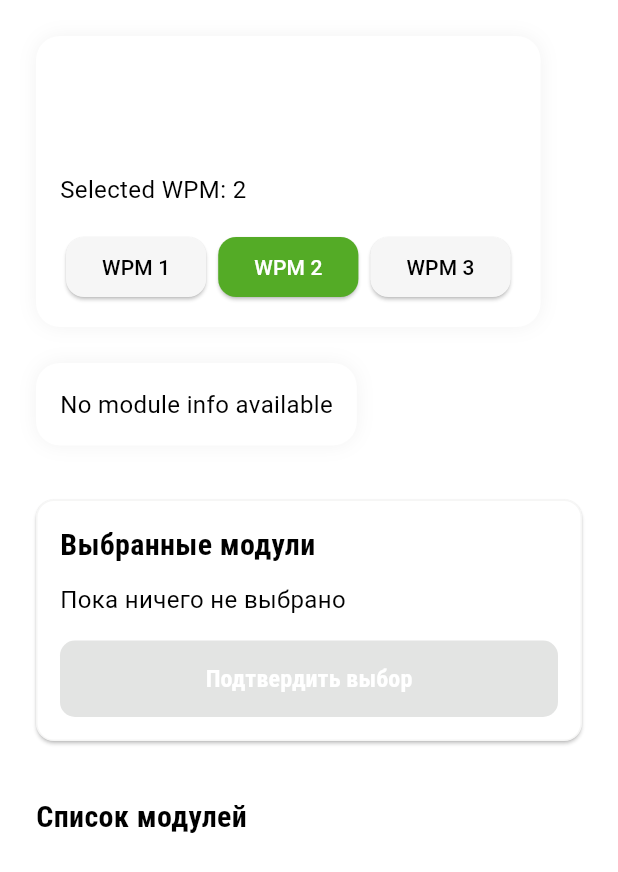
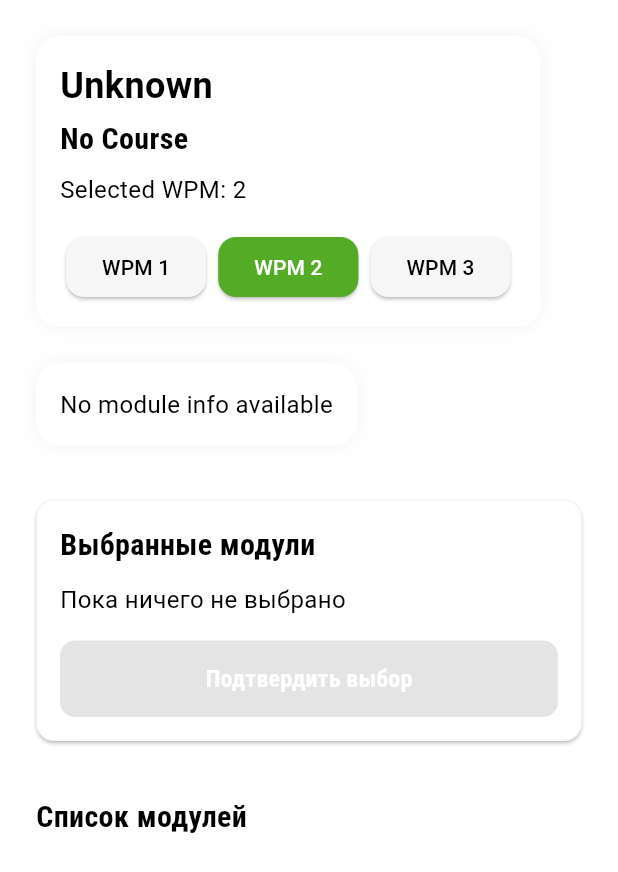
Before and after one commit to mwalexandra/choose_module_app, a Flutter app: the ModuleSelectionPage screen opened directly with empty values, after a tap on an icon or button, on a phone screen of 412 x 824 dp. Shown: the top 872 px of the screen. Run offline on Flutter 3.47's test engine with Material 3 defaults, Android fonts, the phone set to English and light mode, and no system bars; our stand-ins replace firebase_core, firebase_database; accounts and stored records are empty; Roboto replaces fonts that are missing (Roboto Condensed).

Commit message:
all screens changed according new firebase utils

```diff
--- a/lib/pages/module_selection/module_selection_page.dart
+++ b/lib/pages/module_selection/module_selection_page.dart
@@ -15,10 +15,7 @@ import 'widgets/module_list_section.dart';
 class ModuleSelectionPage extends StatefulWidget {
   final Student student;
 
-  const ModuleSelectionPage({
-    super.key,
-    required this.student,
-  });
+  const ModuleSelectionPage({super.key, required this.student});
 
   @override
   State<ModuleSelectionPage> createState() => _ModuleSelectionPageState();
@@ -28,13 +25,13 @@ class _ModuleSelectionPageState extends State<ModuleSelectionPage> {
   final ModulesService _modulesService = ModulesService();
   final StudentsService _studentsService = StudentsService();
 
-  int selectedWpm = 1; // ui показывает 1..3, мы преобразуем в "wpm1"
+  int selectedWpm = 1; // ui показывает 1..3
   bool loading = true;
   bool hasChanges = false;
 
-  List<Module> availableModules = [];      // модули текущего семестра
-  List<String> selectedModuleIds = [];     // id выбранных модулей
-  List<Module> selectedModulesData = [];   // объекты выбранных модулей
+  List<Module> availableModules = [];
+  List<String> selectedModuleIds = [];
+  List<Module> selectedModulesData = [];
 
   @override
   void initState() {
@@ -49,17 +46,24 @@ class _ModuleSelectionPageState extends State<ModuleSelectionPage> {
     try {
       final kurs = widget.student.kurs;
 
-      // Получаем конкретный Semester через сервис (существующий метод)
-      final Semester? semester = await _modulesService.getSemester(kurs, _wpmKey);
+      // Получаем Semester из курса по ключу
+      final courseModules = await _modulesService.getCourse(kurs);
+      if (courseModules == null) {
+        debugPrint('❌ Не удалось загрузить курс "$kurs"');
+        setState(() {
+          availableModules = [];
+          selectedModuleIds = [];
+          selectedModulesData = [];
+          hasChanges = false;
+        });
+        return;
+      }
 
+      final Semester? semester = courseModules.semesters[_wpmKey];
       final List<Module> modules = semester?.modules ?? [];
 
-      // Загружаем уже выбранные id (в student.selectedModules хранится Map<String, List<String>>)
-      final List<String> alreadySelected = (widget.student.selectedModules[_wpmKey] as List<dynamic>?)
-              ?.map((e) => e.toString())
-              .where((s) => s.isNotEmpty)
-              .toList() ??
-          [];
+      final List<String> alreadySelected =
+          widget.student.selectedModules[_wpmKey] ?? [];
 
       setState(() {
         availableModules = modules;
@@ -83,9 +87,7 @@ class _ModuleSelectionPageState extends State<ModuleSelectionPage> {
 
   void _onSelectWpm(int wpm) {
     if (wpm == selectedWpm) return;
-    setState(() {
-      selectedWpm = wpm;
-    });
+    setState(() => selectedWpm = wpm);
     _loadModulesForCurrentWpm();
   }
 
@@ -104,10 +106,8 @@ class _ModuleSelectionPageState extends State<ModuleSelectionPage> {
 
   Future<void> _onConfirmSelection() async {
     final wpmKey = _wpmKey;
-    // Обновляем локальный объект студента
     widget.student.selectedModules[wpmKey] = selectedModuleIds;
 
-    // Сохраняем в базу через сервис
     try {
       await _studentsService.updateStudent(widget.student);
       setState(() => hasChanges = false);
@@ -126,7 +126,8 @@ class _ModuleSelectionPageState extends State<ModuleSelectionPage> {
   Widget build(BuildContext context) {
     final isDark = Theme.of(context).brightness == Brightness.dark;
     final screenWidth = MediaQuery.of(context).size.width;
-    final backgroundColor = isDark ? AppColors.darkBackgroundMain : AppColors.backgroundMain;
+    final backgroundColor =
+        isDark ? AppColors.darkBackgroundMain : AppColors.backgroundMain;
 
     return Scaffold(
       backgroundColor: backgroundColor,
@@ -139,30 +140,23 @@ class _ModuleSelectionPageState extends State<ModuleSelectionPage> {
                 child: Column(
                   crossAxisAlignment: CrossAxisAlignment.start,
                   children: [
-                    // Header принимает весь объект Student
                     StudentHeader(
                       student: widget.student,
                       selectedWpm: selectedWpm,
                       onSelectWpm: _onSelectWpm,
                     ),
                     const SizedBox(height: 24),
-
-                    // Информация о семестре (даты + список модулей кратко)
                     ModuleInfoSection(
                       kurs: widget.student.kurs,
                       selectedWpm: _wpmKey,
                     ),
                     const SizedBox(height: 24),
-
-                    // Выбранные модули (объекты Module)
                     SelectedModulesSection(
                       selectedModules: selectedModulesData,
                       hasChanges: hasChanges,
                       onConfirmSelection: _onConfirmSelection,
                     ),
                     const SizedBox(height: 24),
-
-                    // Список модулей с чекбоксами
                     ModuleListSection(
                       availableModules: availableModules,
                       selectedModuleIds: selectedModuleIds,
--- a/lib/pages/module_selection/widgets/module_info_section.dart
+++ b/lib/pages/module_selection/widgets/module_info_section.dart
@@ -4,6 +4,7 @@ import '../../../constants/app_colors.dart';
 import '../../../models/module.dart';
 import '../../../models/semester.dart';
 import '../../../services/modules_service.dart';
+import '../../../services/date_helpers.dart';
 
 class ModuleInfoSection extends StatelessWidget {
   final String kurs;
@@ -28,26 +29,35 @@ class ModuleInfoSection extends StatelessWidget {
           return const Center(child: CircularProgressIndicator());
         }
 
-        if (!snapshot.hasData || snapshot.data == null) {
-          return Container(
-            padding: const EdgeInsets.all(16),
-            decoration: BoxDecoration(
-              color: cardColor,
-              borderRadius: BorderRadius.circular(16),
-              boxShadow: [
-                BoxShadow(color: Colors.black.withOpacity(0.05), blurRadius: 10)
-              ],
-            ),
-            child: Text(
-              'No module info available',
-              style: AppTextStyles.body(isDark: isDark).copyWith(color: textColor),
-            ),
+        if (snapshot.hasError) {
+          debugPrint("⚠️ ModuleInfoSection error: ${snapshot.error}");
+          return _buildInfoCard(
+            context,
+            isDark,
+            cardColor,
+            textColor,
+            'Error loading module info',
           );
         }
 
-        final semester = snapshot.data!;
-        final startDate = semester.chooseOpenDate ?? 'N/A';
-        final endDate = semester.chooseCloseDate ?? 'N/A';
+        final semester = snapshot.data;
+        if (semester == null) {
+          debugPrint("⚠️ No semester found for kurs=$kurs, wpm=$selectedWpm");
+          return _buildInfoCard(
+            context,
+            isDark,
+            cardColor,
+            textColor,
+            'No module info available',
+          );
+        }
+
+        // Безопасное форматирование дат
+        final startDate = DateHelpers.formatDate(semester.chooseOpenDate);
+        final endDate = DateHelpers.formatDate(semester.chooseCloseDate);
+
+        // Проверка списка модулей
+        final modules = semester.modules.isNotEmpty ? semester.modules : <Module>[];
 
         return Container(
           padding: const EdgeInsets.all(16),
@@ -55,7 +65,7 @@ class ModuleInfoSection extends StatelessWidget {
             color: cardColor,
             borderRadius: BorderRadius.circular(16),
             boxShadow: [
-              BoxShadow(color: Colors.black.withOpacity(0.05), blurRadius: 10)
+              BoxShadow(color: Colors.black.withOpacity(0.05), blurRadius: 10),
             ],
           ),
           child: Column(
@@ -63,33 +73,81 @@ class ModuleInfoSection extends StatelessWidget {
             children: [
               Text(
                 'Module Selection Info',
-                style: AppTextStyles.subheading(isDark: isDark).copyWith(color: textColor),
+                style: AppTextStyles.subheading(isDark: isDark)
+                    .copyWith(color: textColor),
               ),
               const SizedBox(height: 8),
-              Text('Start Date: $startDate', style: AppTextStyles.body(isDark: isDark)),
-              Text('End Date: $endDate', style: AppTextStyles.body(isDark: isDark)),
+              Text('Start Date: $startDate',
+                  style: AppTextStyles.body(isDark: isDark)
+                      .copyWith(color: textColor)),
+              Text('End Date: $endDate',
+                  style: AppTextStyles.body(isDark: isDark)
+                      .copyWith(color: textColor)),
               const SizedBox(height: 12),
-              ...semester.modules.map(
-                (module) => Padding(
-                  padding: const EdgeInsets.symmetric(vertical: 4),
-                  child: Column(
-                    crossAxisAlignment: CrossAxisAlignment.start,
-                    children: [
-                      Text('• ${module.name}', style: AppTextStyles.body(isDark: isDark)),
-                      if (module.dozent != null)
-                        Text('  Dozent: ${module.dozent}', style: AppTextStyles.body(isDark: isDark)),
-                      if (module.participants != null)
-                        Text('  Participants: ${module.participants}', style: AppTextStyles.body(isDark: isDark)),
-                      if (module.description != null && module.description!.isNotEmpty)
-                        Text('  Description: ${module.description}', style: AppTextStyles.body(isDark: isDark)),
-                    ],
+              if (modules.isEmpty)
+                Text(
+                  'No modules available for this semester',
+                  style: AppTextStyles.body(isDark: isDark)
+                      .copyWith(color: textColor),
+                )
+              else
+                ...modules.map(
+                  (module) => Padding(
+                    padding: const EdgeInsets.symmetric(vertical: 6),
+                    child: _buildModuleInfo(module, isDark, textColor),
                   ),
                 ),
-              ),
             ],
           ),
         );
       },
     );
   }
+
+  Widget _buildInfoCard(
+    BuildContext context,
+    bool isDark,
+    Color cardColor,
+    Color textColor,
+    String message,
+  ) {
+    return Container(
+      padding: const EdgeInsets.all(16),
+      decoration: BoxDecoration(
+        color: cardColor,
+        borderRadius: BorderRadius.circular(16),
+        boxShadow: [
+          BoxShadow(color: Colors.black.withOpacity(0.05), blurRadius: 10),
+        ],
+      ),
+      child: Text(
+        message,
+        style: AppTextStyles.body(isDark: isDark).copyWith(color: textColor),
+      ),
+    );
+  }
+
+  Widget _buildModuleInfo(Module module, bool isDark, Color textColor) {
+    final description = module.description?.trim().isNotEmpty == true
+        ? module.description
+        : 'No description';
+    final dozent = module.dozent?.trim().isNotEmpty == true
+        ? module.dozent
+        : 'N/A';
+    final participants = module.participants ?? 0;
+
+    return Column(
+      crossAxisAlignment: CrossAxisAlignment.start,
+      children: [
+        Text('• ${module.name}',
+            style: AppTextStyles.body(isDark: isDark).copyWith(color: textColor)),
+        Text('  Dozent: $dozent',
+            style: AppTextStyles.body(isDark: isDark).copyWith(color: textColor)),
+        Text('  Participants: $participants',
+            style: AppTextStyles.body(isDark: isDark).copyWith(color: textColor)),
+        Text('  Description: $description',
+            style: AppTextStyles.body(isDark: isDark).copyWith(color: textColor)),
+      ],
+    );
+  }
 }
--- a/lib/pages/module_selection/widgets/student_header.dart
+++ b/lib/pages/module_selection/widgets/student_header.dart
@@ -21,26 +21,44 @@ class StudentHeader extends StatelessWidget {
     final cardColor = isDark ? AppColors.darkCard : AppColors.card;
     final textColor = isDark ? AppColors.darkTextPrimary : AppColors.textPrimary;
 
+    // Безопасное чтение данных (предотвращает ошибки типов или null)
+    final studentName = (student.name.isNotEmpty) ? student.name : 'Unknown';
+    final studentSurname = (student.surname.isNotEmpty) ? student.surname : '';
+    final studentKurs = (student.kurs.isNotEmpty) ? student.kurs : 'No Course';
+
     return Container(
       padding: const EdgeInsets.all(16),
       decoration: BoxDecoration(
         color: cardColor,
         borderRadius: BorderRadius.circular(16),
-        boxShadow: [BoxShadow(color: Colors.black.withOpacity(0.05), blurRadius: 10)],
+        boxShadow: [
+          BoxShadow(
+            color: Colors.black.withOpacity(0.05),
+            blurRadius: 10,
+          ),
+        ],
       ),
       child: LayoutBuilder(
         builder: (context, constraints) {
           final isMobile = constraints.maxWidth < 400;
+
           final info = Column(
             crossAxisAlignment: CrossAxisAlignment.start,
             children: [
-              Text('${student.name} ${student.surname}',
-                  style: AppTextStyles.heading(isDark: isDark).copyWith(color: textColor)),
+              Text(
+                '$studentName $studentSurname',
+                style: AppTextStyles.heading(isDark: isDark).copyWith(color: textColor),
+              ),
               const SizedBox(height: 4),
-              Text(student.kurs, style: AppTextStyles.subheading(isDark: isDark).copyWith(color: textColor)),
+              Text(
+                studentKurs,
+                style: AppTextStyles.subheading(isDark: isDark).copyWith(color: textColor),
+              ),
               const SizedBox(height: 8),
-              Text('Selected WPM: $selectedWpm',
-                  style: AppTextStyles.body(isDark: isDark).copyWith(color: textColor)),
+              Text(
+                'Selected WPM: $selectedWpm',
+                style: AppTextStyles.body(isDark: isDark).copyWith(color: textColor),
+              ),
             ],
           );
 
@@ -56,7 +74,9 @@ class StudentHeader extends StatelessWidget {
                   style: ElevatedButton.styleFrom(
                     backgroundColor: isSelected ? AppColors.primary : AppColors.backgroundSubtle,
                     foregroundColor: isSelected ? Colors.white : AppColors.textPrimary,
-                    shape: RoundedRectangleBorder(borderRadius: BorderRadius.circular(12)),
+                    shape: RoundedRectangleBorder(
+                      borderRadius: BorderRadius.circular(12),
+                    ),
                   ),
                   child: Text('WPM $wpm'),
                 ),
@@ -65,8 +85,18 @@ class StudentHeader extends StatelessWidget {
           );
 
           return isMobile
-              ? Column(crossAxisAlignment: CrossAxisAlignment.start, children: [info, const SizedBox(height: 16), buttons])
-              : Row(mainAxisAlignment: MainAxisAlignment.spaceBetween, children: [info, buttons]);
+              ? Column(
+                  crossAxisAlignment: CrossAxisAlignment.start,
+                  children: [
+                    info,
+                    const SizedBox(height: 16),
+                    buttons,
+                  ],
+                )
+              : Row(
+                  mainAxisAlignment: MainAxisAlignment.spaceBetween,
+                  children: [info, buttons],
+                );
         },
       ),
     );
```
Also changed, not shown: lib/pages/login_page.dart (+26 -30 lines), lib/pages/module_selection/widgets/module_list_section.dart (+5 -5 lines), lib/pages/module_selection/widgets/selected_modules_section.dart (+9 -3 lines).
